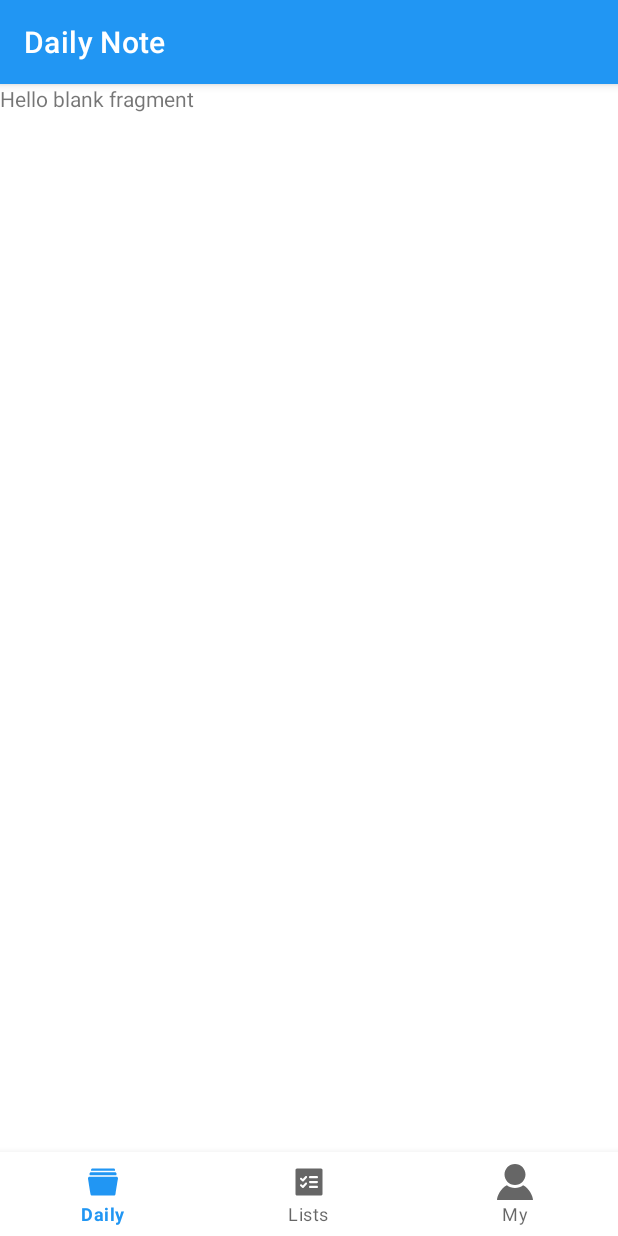
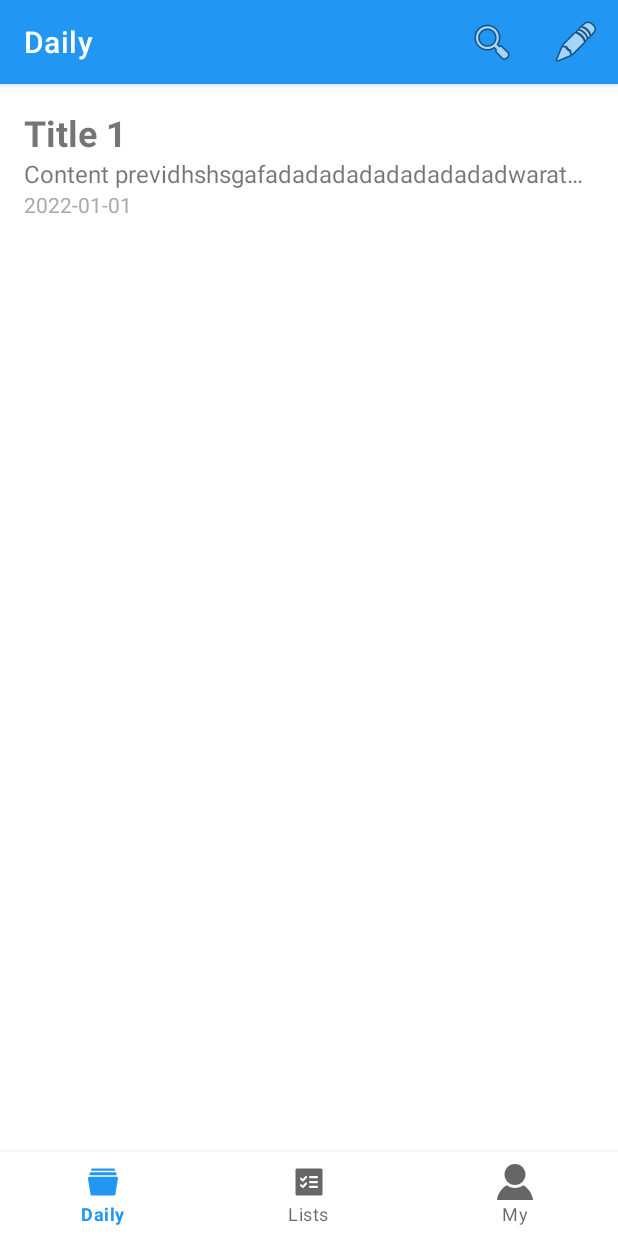
Before and after one commit to CanLeeR/DailyNote, an Android app: the DiaryFragment screen opened directly, with no data from a screen before it, on a phone screen of 412 x 824 dp. Run offline under Robolectric (Android 15) with nearby library versions, the phone set to English and light mode, and no system bars.

Commit message:
显示日记内容

```diff
--- a/app/src/main/AndroidManifest.xml
+++ b/app/src/main/AndroidManifest.xml
@@ -6,7 +6,7 @@
         android:allowBackup="true"
         android:dataExtractionRules="@xml/data_extraction_rules"
         android:fullBackupContent="@xml/backup_rules"
-        android:icon="@mipmap/ic_launcher"
+        android:icon="@drawable/ic_daily"
         android:label="Daily Note"
         android:supportsRtl="true"
         android:theme="@style/Theme.Tamp"
--- /dev/null
+++ b/app/src/main/java/com/example/tamp/data/adapeter/DiaryAdapter.java
@@ -0,0 +1,54 @@
+package com.example.tamp.data.adapeter;
+
+import android.view.LayoutInflater;
+import android.view.View;
+import android.view.ViewGroup;
+import android.widget.TextView;
+
+import androidx.annotation.NonNull;
+import androidx.recyclerview.widget.RecyclerView;
+
+import com.example.tamp.R;
+import com.example.tamp.data.pojo.Diary;
+
+import java.util.List;
+
+public class DiaryAdapter extends RecyclerView.Adapter<DiaryAdapter.DiaryViewHolder> {
+
+    private List<Diary> diaryList;
+
+    public DiaryAdapter(List<Diary> diaryList) {
+        this.diaryList = diaryList;
+    }
+
+    @NonNull
+    @Override
+    public DiaryViewHolder onCreateViewHolder(@NonNull ViewGroup parent, int viewType) {
+        View itemView = LayoutInflater.from(parent.getContext()).inflate(R.layout.item_diary, parent, false);
+        return new DiaryViewHolder(itemView);
+    }
+
+    @Override
+    public void onBindViewHolder(@NonNull DiaryViewHolder holder, int position) {
+        Diary  currentDiary = diaryList.get(position);
+        holder.tvTitle.setText(currentDiary.getTitle());
+        holder.tvContentPreview.setText(currentDiary.getContent());
+        holder.tvDate.setText(currentDiary.getDate());
+    }
+
+    @Override
+    public int getItemCount() {
+        return diaryList.size();
+    }
+
+    static class DiaryViewHolder extends RecyclerView.ViewHolder {
+        TextView tvTitle, tvContentPreview, tvDate;
+
+        public DiaryViewHolder(@NonNull View itemView) {
+            super(itemView);
+            tvTitle = itemView.findViewById(R.id.tvTitle);
+            tvContentPreview = itemView.findViewById(R.id.tvContentPreview);
+            tvDate = itemView.findViewById(R.id.tvDate);
+        }
+    }
+}
--- /dev/null
+++ b/app/src/main/java/com/example/tamp/data/pojo/Diary.java
@@ -0,0 +1,39 @@
+package com.example.tamp.data.pojo;
+
+public class Diary {
+    private String title;
+    private String content;
+    private String date;
+
+
+
+    public Diary(String title, String content, String date) {
+        this.title = title;
+        this.content = content;
+        this.date = date;
+    }
+
+    public String getTitle() {
+        return title;
+    }
+
+    public void setTitle(String title) {
+        this.title = title;
+    }
+
+    public String getContent() {
+        return content;
+    }
+
+    public void setContent(String content) {
+        this.content = content;
+    }
+
+    public String getDate() {
+        return date;
+    }
+
+    public void setDate(String date) {
+        this.date = date;
+    }
+}
--- a/app/src/main/java/com/example/tamp/fragments/DiaryFragment.java
+++ b/app/src/main/java/com/example/tamp/fragments/DiaryFragment.java
@@ -1,11 +1,27 @@
 package com.example.tamp.fragments;
 
 import android.os.Bundle;
+
+import androidx.annotation.NonNull;
+import androidx.annotation.Nullable;
+import androidx.appcompat.app.ActionBar;
+import androidx.appcompat.app.AppCompatActivity;
 import androidx.fragment.app.Fragment;
+import androidx.recyclerview.widget.LinearLayoutManager;
+import androidx.recyclerview.widget.RecyclerView;
+
 import android.view.LayoutInflater;
+import android.view.Menu;
+import android.view.MenuInflater;
+import android.view.MenuItem;
 import android.view.View;
 import android.view.ViewGroup;
 import com.example.tamp.R;
+import com.example.tamp.data.adapeter.DiaryAdapter;
+import com.example.tamp.data.pojo.Diary;
+
+import java.util.ArrayList;
+import java.util.List;
 
 public class DiaryFragment extends Fragment {
 
@@ -13,10 +29,63 @@ public class DiaryFragment extends Fragment {
         // Required empty public constructor
     }
 
+    @Nullable
     @Override
-    public View onCreateView(LayoutInflater inflater, ViewGroup container,
-                             Bundle savedInstanceState) {
-        // Inflate the layout for this fragment
+    public View onCreateView(@NonNull LayoutInflater inflater, @Nullable ViewGroup container,
+                             @Nullable Bundle savedInstanceState) {
         return inflater.inflate(R.layout.fragment_diary, container, false);
     }
+
+    @Override
+    public void onViewCreated(@NonNull View view, @Nullable Bundle savedInstanceState) {
+        super.onViewCreated(view, savedInstanceState);
+
+        // 初始化组件，如 RecyclerView
+
+        // 设置ActionBar
+        setActionBar();
+
+        // 假数据, 实际中应从数据库或其他源获取
+        List<Diary> diaries = new ArrayList<>();
+        diaries.add(new Diary("Title 1", "Content previdhshsgafadadadadadadadadadwaratatstesfsdfsfscsdefsefsfshfjyjfafawfaefafaeffadfdsfaew 1 ...", "2022-01-01"));
+        // 添加更多数据...
+
+        RecyclerView diaryRecyclerView = view.findViewById(R.id.diaryRecyclerView);
+        DiaryAdapter diaryAdapter = new DiaryAdapter(diaries);
+        diaryRecyclerView.setLayoutManager(new LinearLayoutManager(getContext()));
+        diaryRecyclerView.setAdapter(diaryAdapter);
+    }
+
+    private void setActionBar() {
+        AppCompatActivity activity = (AppCompatActivity) getActivity();
+        if (activity != null) {
+            ActionBar actionBar = activity.getSupportActionBar();
+            if (actionBar != null) {
+                actionBar.setTitle("Daily");
+                actionBar.setDisplayHomeAsUpEnabled(false);
+                setHasOptionsMenu(true);
+            }
+        }
+    }
+
+    @Override
+    public void onCreateOptionsMenu(@NonNull Menu menu, @NonNull MenuInflater inflater) {
+        inflater.inflate(R.menu.diary_menu, menu);
+        super.onCreateOptionsMenu(menu, inflater);
+    }
+
+    // 处理菜单项的点击事件
+    @Override
+    public boolean onOptionsItemSelected(@NonNull MenuItem item) {
+        switch (item.getItemId()) {
+            case R.id.search_diary:
+                // 执行搜索操作
+                return true;
+            case R.id.add_diary:
+                // 跳转到添加日记的界面或弹出Dialog
+                return true;
+            default:
+                return super.onOptionsItemSelected(item);
+        }
+    }
 }
--- a/app/src/main/res/layout/fragment_diary.xml
+++ b/app/src/main/res/layout/fragment_diary.xml
@@ -1,14 +1,17 @@
 <?xml version="1.0" encoding="utf-8"?>
-<FrameLayout xmlns:android="http://schemas.android.com/apk/res/android"
-    xmlns:tools="http://schemas.android.com/tools"
+<androidx.constraintlayout.widget.ConstraintLayout xmlns:android="http://schemas.android.com/apk/res/android"
+    xmlns:app="http://schemas.android.com/apk/res-auto"
     android:layout_width="match_parent"
-    android:layout_height="match_parent"
-    tools:context=".fragments.DiaryFragment">
+    android:layout_height="match_parent">
 
-    <!-- TODO: Update blank fragment layout -->
-    <TextView
-        android:layout_width="match_parent"
-        android:layout_height="match_parent"
-        android:text="@string/hello_blank_fragment" />
+    <!-- 日记列表，例如RecyclerView -->
+    <androidx.recyclerview.widget.RecyclerView
+        android:id="@+id/diaryRecyclerView"
+        android:layout_width="0dp"
+        android:layout_height="0dp"
+        app:layout_constraintBottom_toBottomOf="parent"
+        app:layout_constraintTop_toTopOf="parent"
+        app:layout_constraintStart_toStartOf="parent"
+        app:layout_constraintEnd_toEndOf="parent" />
 
-</FrameLayout>
+</androidx.constraintlayout.widget.ConstraintLayout>
--- /dev/null
+++ b/app/src/main/res/layout/item_diary.xml
@@ -0,0 +1,29 @@
+<?xml version="1.0" encoding="utf-8"?>
+<LinearLayout xmlns:android="http://schemas.android.com/apk/res/android"
+    android:layout_width="match_parent"
+    android:layout_height="wrap_content"
+    android:orientation="vertical"
+    android:padding="16dp">
+
+    <TextView
+        android:id="@+id/tvTitle"
+        android:layout_width="wrap_content"
+        android:layout_height="wrap_content"
+        android:textSize="24sp"
+        android:textStyle="bold"/>
+
+    <TextView
+        android:id="@+id/tvContentPreview"
+        android:layout_width="wrap_content"
+        android:layout_height="wrap_content"
+        android:textSize="16sp"
+        android:maxLines="1"
+        android:ellipsize="end"/>
+
+    <TextView
+        android:id="@+id/tvDate"
+        android:layout_width="wrap_content"
+        android:layout_height="wrap_content"
+        android:textSize="14sp"
+        android:textColor="@android:color/darker_gray"/>
+</LinearLayout>
--- /dev/null
+++ b/app/src/main/res/menu/diary_menu.xml
@@ -0,0 +1,14 @@
+<?xml version="1.0" encoding="utf-8"?>
+<menu xmlns:android="http://schemas.android.com/apk/res/android"
+    xmlns:app="http://schemas.android.com/apk/res-auto">
+    <item
+        android:id="@+id/search_diary"
+        android:icon="@android:drawable/ic_menu_search"
+        android:title="Search"
+        app:showAsAction="always" />
+    <item
+        android:id="@+id/add_diary"
+        android:icon="@android:drawable/ic_menu_edit"
+        android:title="Add"
+        app:showAsAction="always" />
+</menu>
```
